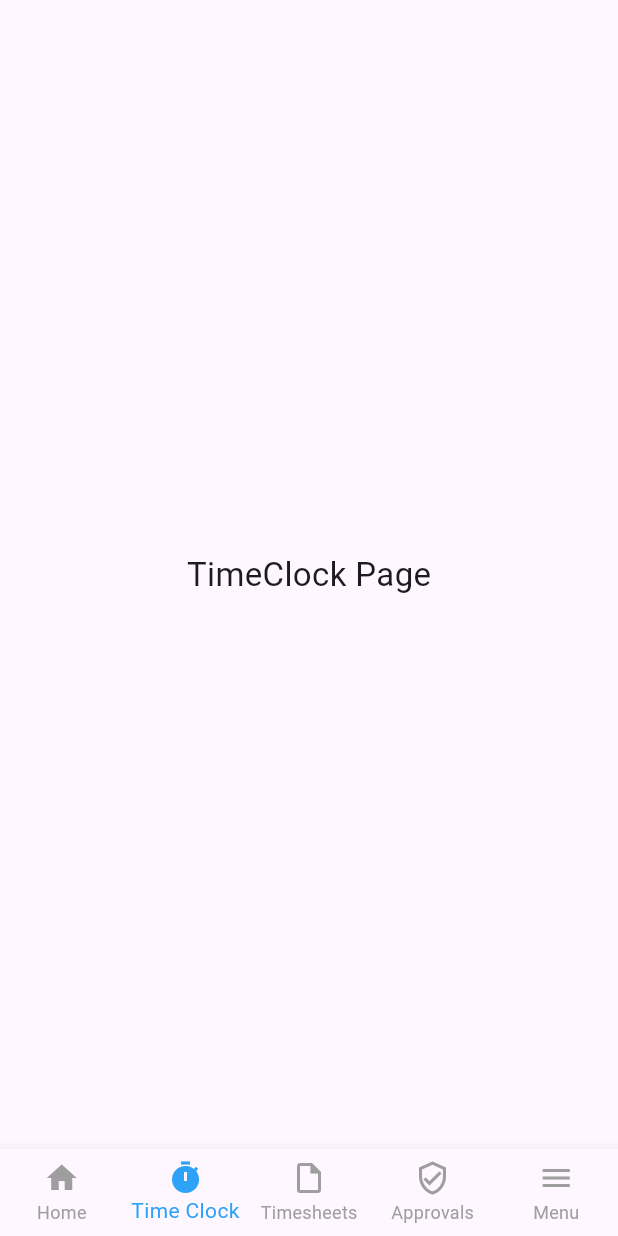
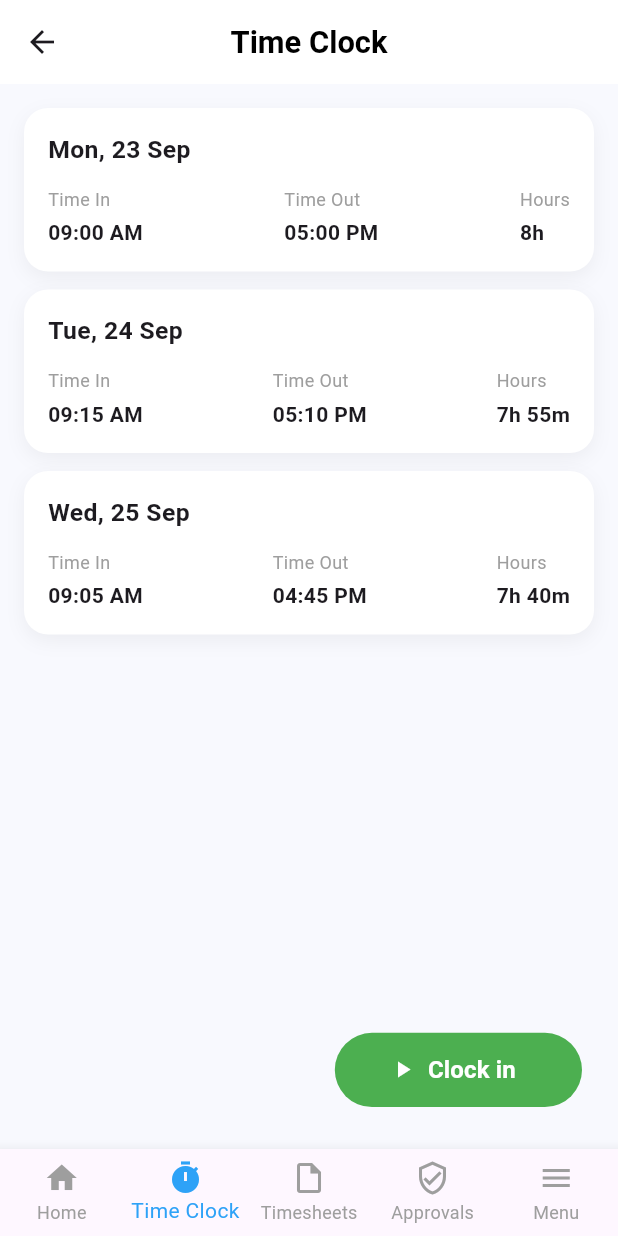
Before and after one commit to talebmhamad/HR_APP, a Flutter app: the MainHomePage screen opened by its route, item 2 of the bottom bar chosen, on a phone screen of 412 x 824 dp. Run offline on Flutter 3.47's test engine with Material 3 defaults, Android fonts, the phone set to English and light mode, and no system bars; our stand-ins replace shared_preferences; accounts and stored records are empty.

Commit message:
time-clock: add check-in page and summary

```diff
--- a/lib/Pages/personal_settings_page.dart
+++ b/lib/Pages/personal_settings_page.dart
@@ -4,7 +4,7 @@ import 'package:flutter_application_1/Pages/user_profile_page.dart';
 import 'package:flutter_application_1/constants.dart';
 import 'package:flutter_application_1/l10n/app_localizations.dart';
 import 'package:flutter_application_1/core/storage/sharedpreferenceshelper.dart';
-import 'package:flutter_application_1/widgets/LanguageDropdown.dart';
+import 'package:flutter_application_1/widgets/language_dropdown.dart';
 import 'package:flutter_application_1/providers/language_provider.dart';
 import 'package:flutter_application_1/widgets/page_appbar.dart';
 import 'package:provider/provider.dart';
--- a/lib/Widgets/page_appbar.dart
+++ b/lib/Widgets/page_appbar.dart
@@ -26,10 +26,6 @@ class AppPageAppBar extends StatelessWidget implements PreferredSizeWidget {
       centerTitle: true,
       backgroundColor: Colors.white,
       elevation: 0,
-      bottom: PreferredSize(
-        preferredSize: const Size.fromHeight(1),
-        child: Container(height: 1, color: Colors.grey.shade300),
-      ),
     );
   }
 
--- /dev/null
+++ b/lib/Widgets/timeclock_card.dart
@@ -0,0 +1,73 @@
+import 'package:flutter/material.dart';
+
+class TimeClockEntry {
+  final String date;
+  final String timeIn;
+  final String timeOut;
+  final String workHours;
+
+  TimeClockEntry({
+    required this.date,
+    required this.timeIn,
+    required this.timeOut,
+    required this.workHours,
+  });
+}
+
+class TimeClockCard extends StatelessWidget {
+  final TimeClockEntry entry;
+
+  const TimeClockCard({super.key, required this.entry});
+
+  @override
+  Widget build(BuildContext context) {
+    final w = MediaQuery.of(context).size.width;
+
+    return Container(
+      margin: const EdgeInsets.only(bottom: 12),
+      padding: const EdgeInsets.all(16),
+      decoration: BoxDecoration(
+        color: Colors.white,
+        borderRadius: BorderRadius.circular(16),
+        boxShadow: [
+          BoxShadow(
+            color: Colors.black.withOpacity(0.05),
+            blurRadius: 10,
+            offset: const Offset(0, 4),
+          ),
+        ],
+      ),
+      child: Column(
+        crossAxisAlignment: CrossAxisAlignment.start,
+        children: [
+          // DATE
+          Text(
+            entry.date,
+            style: TextStyle(fontSize: w * 0.04, fontWeight: FontWeight.w600),
+          ),
+          const SizedBox(height: 12),
+
+          Row(
+            mainAxisAlignment: MainAxisAlignment.spaceBetween,
+            children: [
+              _info("Time In", entry.timeIn),
+              _info("Time Out", entry.timeOut),
+              _info("Hours", entry.workHours),
+            ],
+          ),
+        ],
+      ),
+    );
+  }
+
+  Widget _info(String title, String value) {
+    return Column(
+      crossAxisAlignment: CrossAxisAlignment.start,
+      children: [
+        Text(title, style: const TextStyle(fontSize: 12, color: Colors.grey)),
+        const SizedBox(height: 4),
+        Text(value, style: const TextStyle(fontWeight: FontWeight.w600)),
+      ],
+    );
+  }
+}
--- a/lib/l10n/app_localizations.dart
+++ b/lib/l10n/app_localizations.dart
@@ -245,6 +245,12 @@ abstract class AppLocalizations {
 
   String get accountDeleteWarning;
   String get deleteAccount;
+  String get employee;
+  String get date;
+  String get checkInTime;
+  String get confirmCheckIn;
+  String get addNote;
+  String get hintnote;
 }
 
 class _AppLocalizationsDelegate
--- a/lib/tabs/timeclock_tab.dart
+++ b/lib/tabs/timeclock_tab.dart
@@ -1,12 +1,102 @@
 import 'package:flutter/material.dart';
+import 'package:flutter_application_1/Pages/check_in_page.dart';
+import 'package:flutter_application_1/l10n/app_localizations.dart';
+import 'package:flutter_application_1/widgets/timeclock_card.dart';
 
 class TimeClockTab extends StatelessWidget {
-  const TimeClockTab({super.key});
+  TimeClockTab({super.key});
+
+  final List<TimeClockEntry> fakeEntries = [
+    TimeClockEntry(
+      date: "Mon, 23 Sep",
+      timeIn: "09:00 AM",
+      timeOut: "05:00 PM",
+      workHours: "8h",
+    ),
+    TimeClockEntry(
+      date: "Tue, 24 Sep",
+      timeIn: "09:15 AM",
+      timeOut: "05:10 PM",
+      workHours: "7h 55m",
+    ),
+    TimeClockEntry(
+      date: "Wed, 25 Sep",
+      timeIn: "09:05 AM",
+      timeOut: "04:45 PM",
+      workHours: "7h 40m",
+    ),
+  ];
 
   @override
   Widget build(BuildContext context) {
-    return Center(
-      child: Text("TimeClock Page", style: TextStyle(fontSize: 22)),
+    final w = MediaQuery.of(context).size.width;
+    final h = MediaQuery.of(context).size.height;
+    final loc = AppLocalizations.of(context)!;
+
+    return Scaffold(
+      backgroundColor: const Color(0xFFF8F9FE),
+
+      appBar: AppBar(
+        backgroundColor: Colors.white,
+        elevation: 0,
+        centerTitle: true,
+        title: Text(
+          loc.menuTimeClock,
+          style: TextStyle(
+            fontSize: w * 0.05,
+            fontWeight: FontWeight.w600,
+            color: Colors.black,
+          ),
+        ),
+      ),
+
+      body: SafeArea(
+        child: Stack(
+          children: [
+            Padding(
+              padding: const EdgeInsets.fromLTRB(16, 16, 16, 100),
+
+              child: ListView.builder(
+                itemCount: fakeEntries.length,
+                itemBuilder: (context, index) {
+                  return TimeClockCard(entry: fakeEntries[index]);
+                },
+              ),
+            ),
+
+            Positioned(
+              right: 24,
+              bottom: 28,
+              child: SizedBox(
+                width: w * 0.40,
+                height: h * 0.060,
+                child: ElevatedButton.icon(
+                  onPressed: () {
+                    Navigator.push(
+                      context,
+                      MaterialPageRoute(builder: (_) => const CheckInPage()),
+                    );
+                  },
+                  icon: const Icon(Icons.play_arrow, color: Colors.white),
+                  label: const Text(
+                    "Clock in",
+                    style: TextStyle(
+                      fontSize: 16,
+                      color: Colors.white,
+                      fontWeight: FontWeight.w600,
+                    ),
+                  ),
+                  style: ElevatedButton.styleFrom(
+                    backgroundColor: Colors.green,
+                    shape: const StadiumBorder(),
+                    elevation: 0,
+                  ),
+                ),
+              ),
+            ),
+          ],
+        ),
+      ),
     );
   }
 }
```
Also changed, not shown: lib/Pages/check_in_page.dart (added, +158 -0 lines), lib/Widgets/row_chekin.dart (added, +55 -0 lines), lib/l10n/app_localizations_ar.dart (+12 -0 lines), lib/l10n/app_localizations_en.dart (+13 -0 lines), lib/Widgets/language_dropdown.dart (renamed from lib/Widgets/LanguageDropdown.dart).
